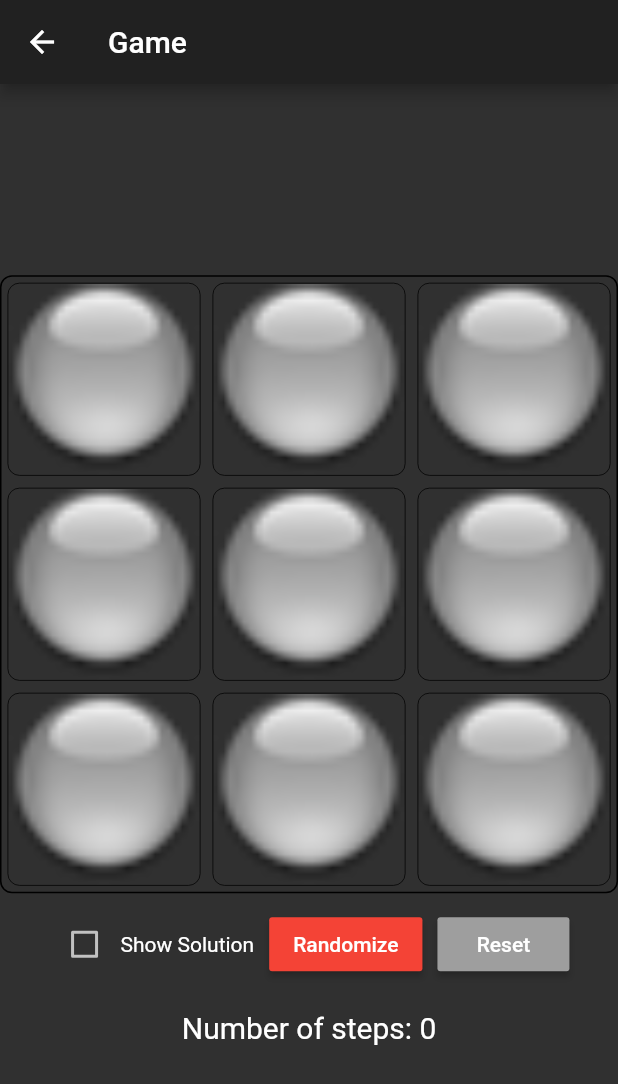
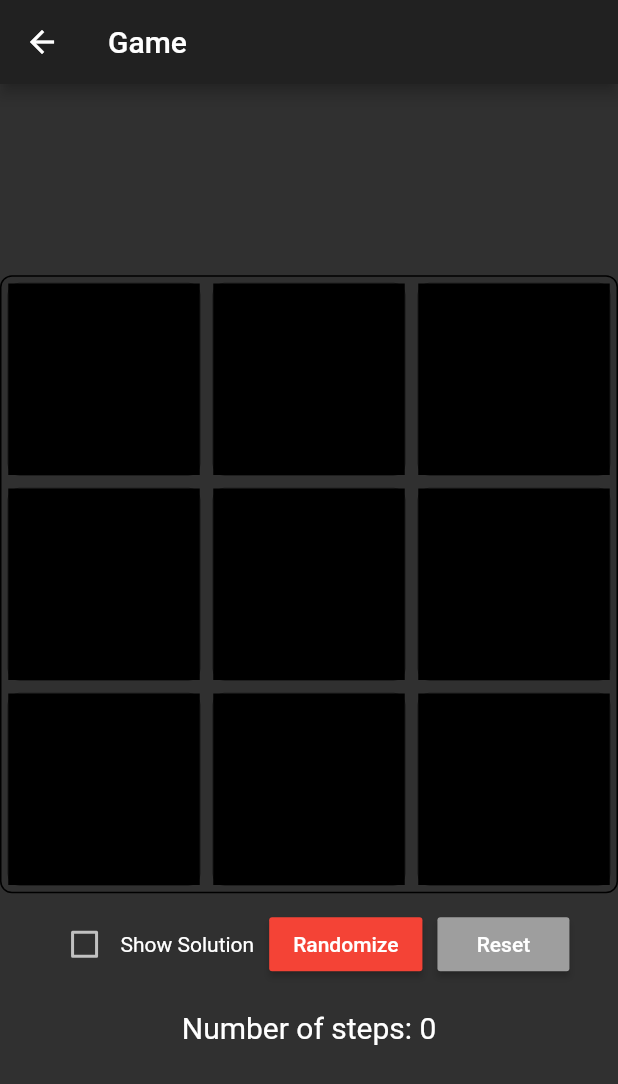
Before and after one commit to adso023/Flutter-Lights-Out, a Flutter app: the screen it shows after launch, after a tap on "Start Game", on a phone screen of 412 x 824 dp. Shown: the top 1084 px of the screen. Run offline on Flutter 3.47's test engine with Material 2 defaults, Android fonts, the phone set to English and light mode, and no system bars; our stand-ins replace splashscreen.

Commit message:
UI Changes

```diff
--- a/lightsout_app/lib/game.dart
+++ b/lightsout_app/lib/game.dart
@@ -61,13 +61,13 @@ class _GameState extends State<Game>{
           margin: const EdgeInsets.all(4.0),
           decoration: BoxDecoration(
             borderRadius: BorderRadius.circular(8.0),
-            border: Border.all(color: Colors.black, width: 0.5)
+            border: Border.all(color: Colors.black54, width: 0.5)
           ),
           child: Container(
-            child: (_states[x][y]) ? Image.asset('assets/images/Light-0.png', fit: BoxFit.fill,) : Image.asset('assets/images/Light-1.png', fit: BoxFit.fill,),
+            color: (_states[x][y]) ? Colors.lightGreenAccent : Colors.black),
         ),
       ),
-    ));
+    );
   }
 
   void _tappedItems(int x, int y){
```
